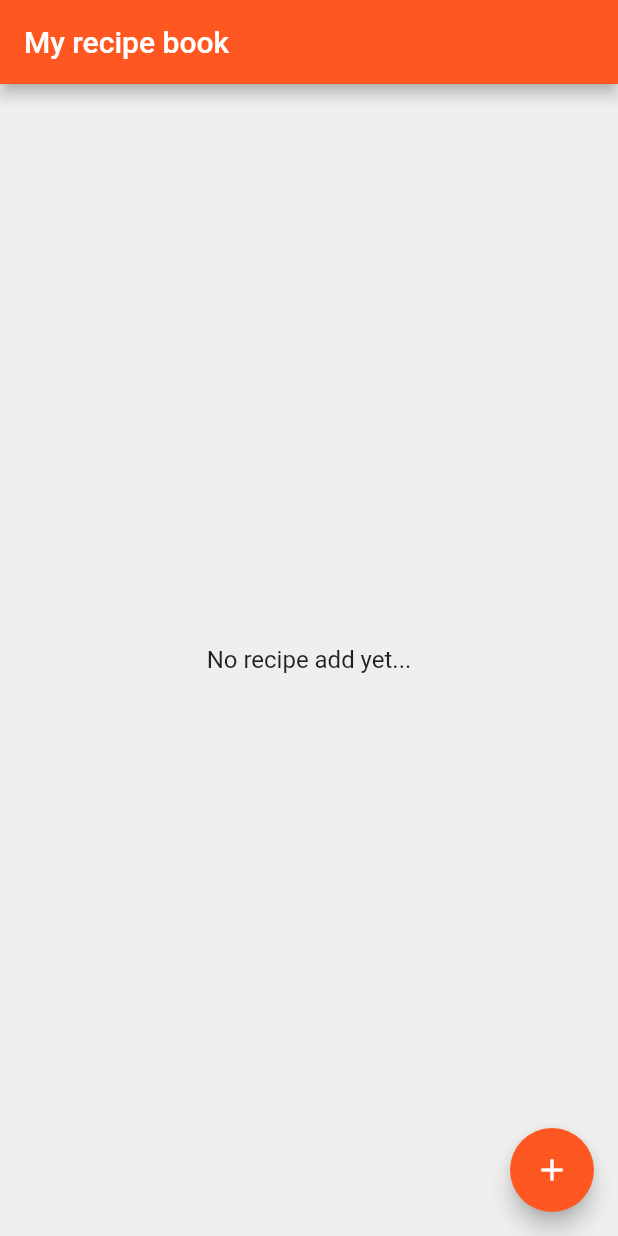
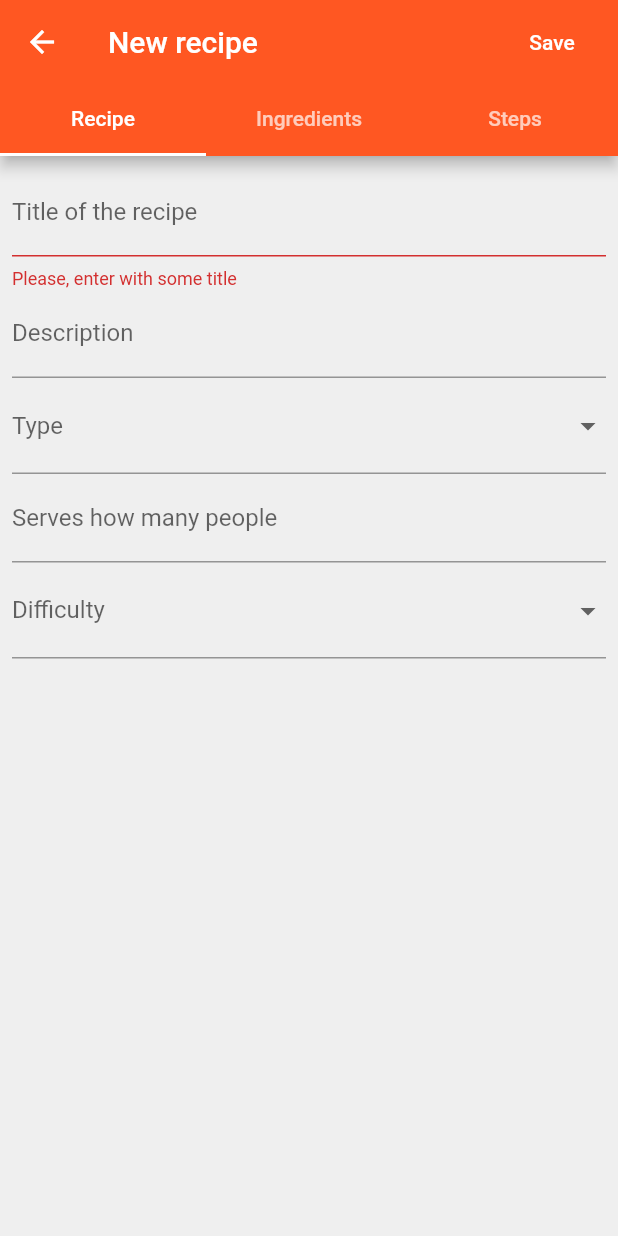
Before and after one commit to aismaniotto/recipe_book_app, a Flutter app: the screen it shows after launch, after a tap on the "add" icon, on a phone screen of 412 x 824 dp. Run offline on Flutter 3.47's test engine with Material 2 defaults, Android fonts, the phone set to English and light mode, and no system bars; our stand-ins replace easy_localization, flutter_mobx, font_awesome_flutter, get_it, mobx, sembast; missing offline and left inert: charcode; generated files the repository leaves out were written again.

Commit message:
Create first part of creation of a recipe.

```diff
--- a/lib/core/IoC/ioc.dart
+++ b/lib/core/IoC/ioc.dart
@@ -9,12 +9,14 @@ import 'package:recipe_book_app/features/recipe/domain/usecases/delete_recipe.da
 import 'package:recipe_book_app/features/recipe/domain/usecases/get_all_recipes.dart';
 import 'package:recipe_book_app/features/recipe/domain/usecases/update_recipe.dart';
 import 'package:recipe_book_app/features/recipe/presentation/stores/filtered_recipes_store.dart';
+import 'package:recipe_book_app/features/recipe/presentation/stores/recipe_store.dart';
 
 final ioc = GetIt.instance;
 
 Future<void> init() async {
   // Store
   ioc.registerLazySingleton(() => FilteredRecipesStore(ioc()));
+  ioc.registerFactory(() => RecipeStore(ioc()));
 
   // Use cases
   ioc.registerLazySingleton(() => AddRecipe(ioc()));
--- a/lib/features/recipe/data/adapters/recipe_adapter.dart
+++ b/lib/features/recipe/data/adapters/recipe_adapter.dart
@@ -10,26 +10,31 @@ class RecipeAdapter extends Adapter<Recipe> {
   @override
   Recipe fromMap(Map<String, dynamic> map) {
     return Recipe(
-      map['id'],
-      map['name'],
-      map['description'],
-      Type.values.firstWhere((e) => e.toString() == map['type']),
-      map['quantityPeopleServide'],
-      Difficulty.values.firstWhere((e) => e.toString() == map['difficulty']),
-      (map['ingredientList'] as List).map((ingredientMap) => ingredientAdapter.fromMap(ingredientMap)).toList(),
-      map['steps'].cast<String>());
+        id: map['id'],
+        title: map['title'],
+        description: map['description'],
+        type: Type.values.firstWhere((e) => e.toString() == map['type']),
+        quantityPeopleServide: map['quantityPeopleServide'],
+        difficulty: Difficulty.values
+            .firstWhere((e) => e.toString() == map['difficulty']),
+        ingredientList: (map['ingredientList'] as List)
+            .map((ingredientMap) => ingredientAdapter.fromMap(ingredientMap))
+            .toList(),
+        steps: map['steps'].cast<String>());
   }
 
   @override
-  Map<String, dynamic> toMap(Recipe recipe){
+  Map<String, dynamic> toMap(Recipe recipe) {
     return {
       'id': recipe.id,
-      'name': recipe.name,
+      'title': recipe.title,
       'description': recipe.description,
       'type': recipe.type.toString(),
       'quantityPeopleServide': recipe.quantityPeopleServide,
       'difficulty': recipe.difficulty.toString(),
-      'ingredientList': recipe.ingredientList.map((ingredient) => ingredientAdapter.toMap(ingredient)).toList(),
+      'ingredientList': recipe.ingredientList
+          .map((ingredient) => ingredientAdapter.toMap(ingredient))
+          .toList(),
       'steps': recipe.steps
     };
   }
--- a/lib/features/recipe/domain/entities/recipe.dart
+++ b/lib/features/recipe/domain/entities/recipe.dart
@@ -5,7 +5,7 @@ enum Difficulty { easy, medium, hard }
 
 class Recipe {
   final String id;
-  final String name;
+  final String title;
   final String description;
   final Type type;
   final int quantityPeopleServide;
@@ -15,12 +15,12 @@ class Recipe {
   //TODO:String picturePath;
 
   Recipe(
-      this.id,
-      this.name,
+      {this.id,
+      this.title,
       this.description,
       this.type,
       this.quantityPeopleServide,
       this.difficulty,
       this.ingredientList,
-      this.steps);
+      this.steps});
 }
--- a/lib/features/recipe/domain/usecases/add_recipe.dart
+++ b/lib/features/recipe/domain/usecases/add_recipe.dart
@@ -1,14 +1,31 @@
+import 'package:recipe_book_app/features/recipe/domain/entities/ingredient.dart';
 import 'package:recipe_book_app/features/recipe/domain/entities/recipe.dart';
 import 'package:recipe_book_app/features/recipe/domain/repositories/recipe_repository.dart';
+import 'package:uuid/uuid.dart';
+import 'package:meta/meta.dart';
 
 class AddRecipe {
   final RecipeRepository repostitory;
 
   AddRecipe(this.repostitory);
 
-  Future<Recipe> call(Recipe recipe) async {
+  Future<Recipe> call(
+      {@required String title,
+      @required String description,
+      @required Type type,
+      @required int quantityPeopleServide,
+      @required Difficulty difficulty,
+      @required List<Ingredient> ingredientList,
+      @required List<String> steps}) async {
     // TODO: check if already exist
-    // TODO: check if name alredy been used
-    return await this.repostitory.addRecipe(recipe);
+    return await this.repostitory.addRecipe(Recipe(
+        id: Uuid().v4(),
+        title: title,
+        description: description,
+        type: type,
+        quantityPeopleServide: quantityPeopleServide,
+        difficulty: difficulty,
+        ingredientList: ingredientList,
+        steps: steps));
   }
 }
--- a/lib/features/recipe/presentation/pages/list_recipes_page.dart
+++ b/lib/features/recipe/presentation/pages/list_recipes_page.dart
@@ -9,6 +9,7 @@ import 'package:recipe_book_app/features/recipe/presentation/widgets/loading_wid
 import 'package:recipe_book_app/features/recipe/presentation/widgets/recipe_tile_widget.dart';
 import 'package:recipe_book_app/core/localization_generated/locale_keys.g.dart';
 
+import 'new_recipe_page.dart';
 import 'show_recipe_page.dart';
 
 class ListRecipesPage extends StatelessWidget {
@@ -53,7 +54,8 @@ class ListRecipesPage extends StatelessWidget {
         ),
         floatingActionButton: FloatingActionButton(
           onPressed: () {
-            //TODO:new recipe page
+            Navigator.push(context,
+                MaterialPageRoute(builder: (context) => NewRecipePage()));
           },
           tooltip: LocaleKeys.add_new_recipe.tr(),
           child: Icon(Icons.add),
--- /dev/null
+++ b/lib/features/recipe/presentation/pages/new_recipe_page.dart
@@ -0,0 +1,57 @@
+import 'package:easy_localization/easy_localization.dart';
+import 'package:recipe_book_app/core/IoC/ioc.dart';
+import 'package:recipe_book_app/core/localization_generated/locale_keys.g.dart';
+import 'package:flutter/material.dart';
+import 'package:recipe_book_app/features/recipe/presentation/widgets/input/recipe_infos_entry_widget.dart';
+import 'package:recipe_book_app/features/recipe/presentation/stores/recipe_store.dart';
+
+class NewRecipePage extends StatelessWidget {
+  final _store = ioc<RecipeStore>();
+  @override
+  Widget build(BuildContext context) {
+    return DefaultTabController(
+      length: 3,
+      child: Scaffold(
+          appBar: AppBar(
+            title: Text(LocaleKeys.new_recipe.tr()),
+            actions: <Widget>[
+              FlatButton(
+                textColor: Colors.white,
+                onPressed: () async {
+                  await _store.saveRecipe();
+                  Navigator.of(context).pop();
+                },
+                child: Text(LocaleKeys.save.tr()),
+                shape:
+                    CircleBorder(side: BorderSide(color: Colors.transparent)),
+              ),
+            ],
+            bottom: TabBar(
+              tabs: [
+                Tab(text: LocaleKeys.recipe.tr()),
+                Tab(text: LocaleKeys.ingredients.tr()),
+                Tab(text: LocaleKeys.steps.tr()),
+              ],
+            ),
+          ),
+          body: TabBarView(
+            children: [
+              SingleChildScrollView(
+                child: Padding(
+                    padding: const EdgeInsets.all(8.0),
+                    child: RecipeInfosEntryWidget(
+                      onTitleChanged: _store.changeTitle,
+                      onDescriptionChanged: _store.changeDescription,
+                      onTypeChanged: _store.changeType,
+                      onQuantityPeopleServideChanged:
+                          _store.changeQuantityPeopleServide,
+                      onDifficultyChanged: _store.changeDifficulty,
+                    )),
+              ),
+              Icon(Icons.restaurant_menu),
+              Icon(Icons.list),
+            ],
+          )),
+    );
+  }
+}
--- a/lib/features/recipe/presentation/pages/show_recipe_page.dart
+++ b/lib/features/recipe/presentation/pages/show_recipe_page.dart
@@ -17,7 +17,7 @@ class ShowRecipePage extends StatelessWidget {
     var columnWidgets = List<Widget>();
 
     columnWidgets.add(RecipeHeaderWidget(
-      name: recipe.name,
+      name: recipe.title,
       description: recipe.description,
       type: recipe.type,
       qtdPeopleServide: recipe.quantityPeopleServide,
@@ -30,7 +30,7 @@ class ShowRecipePage extends StatelessWidget {
 
     return Scaffold(
       appBar: AppBar(
-        title: Text(recipe.name),
+        title: Text(recipe.title),
         actions: <Widget>[
           IconButton(
             icon: Icon(Icons.edit),
--- a/lib/features/recipe/presentation/stores/filtered_recipes_store.dart
+++ b/lib/features/recipe/presentation/stores/filtered_recipes_store.dart
@@ -6,8 +6,7 @@ part 'filtered_recipes_store.g.dart';
 
 class FilteredRecipesStore extends _FilteredRecipesStore
     with _$FilteredRecipesStore {
-  FilteredRecipesStore(GetAllRecipes getAllRecipes)
-      : super(getAllRecipes);
+  FilteredRecipesStore(GetAllRecipes getAllRecipes) : super(getAllRecipes);
 }
 
 abstract class _FilteredRecipesStore with Store {
--- /dev/null
+++ b/lib/features/recipe/presentation/stores/recipe_store.dart
@@ -0,0 +1,60 @@
+import 'package:mobx/mobx.dart';
+import 'package:recipe_book_app/features/recipe/domain/entities/ingredient.dart';
+import 'package:recipe_book_app/features/recipe/domain/entities/recipe.dart';
+import 'package:recipe_book_app/features/recipe/domain/usecases/add_recipe.dart';
+
+part 'recipe_store.g.dart';
+
+class RecipeStore extends _RecipeStore with _$RecipeStore {
+  RecipeStore(AddRecipe addRecipe) : super(addRecipe);
+}
+
+abstract class _RecipeStore with Store {
+  final AddRecipe _addRecipe;
+
+  @observable
+  String title = '';
+  @action
+  changeTitle(String newTitle) => title = newTitle;
+
+  @observable
+  String description;
+  @action
+  changeDescription(String newDescription) => description = newDescription;
+
+  @observable
+  Type type;
+  @action
+  changeType(Type newType) => type = newType;
+
+  @observable
+  int quantityPeopleServide;
+  @action
+  changeQuantityPeopleServide(int newQuantityPeopleServide) =>
+      quantityPeopleServide = newQuantityPeopleServide;
+
+  @observable
+  Difficulty difficulty;
+  changeDifficulty(Difficulty newDifficulty) => difficulty = newDifficulty;
+
+  @observable
+  List<Ingredient> ingredientList = List<Ingredient>();
+
+  @observable
+  List<String> steps = List<String>();
+
+  _RecipeStore(this._addRecipe);
+
+  @action
+  saveRecipe() async {
+    if (title.isEmpty || type == null || difficulty == null) return;
+    _addRecipe(
+        title: title,
+        description: description,
+        type: type,
+        quantityPeopleServide: quantityPeopleServide,
+        difficulty: difficulty,
+        ingredientList: ingredientList,
+        steps: steps);
+  }
+}
--- /dev/null
+++ b/lib/features/recipe/presentation/widgets/input/recipe_infos_entry_widget.dart
@@ -0,0 +1,92 @@
+import 'package:flutter/material.dart';
+import 'package:flutter/services.dart';
+import 'package:recipe_book_app/core/utils/enum_to_string.dart';
+import 'package:recipe_book_app/features/recipe/domain/entities/recipe.dart';
+import 'package:easy_localization/easy_localization.dart';
+import 'package:recipe_book_app/core/localization_generated/locale_keys.g.dart';
+
+class RecipeInfosEntryWidget extends StatelessWidget {
+  final ValueChanged<String> onTitleChanged;
+  final ValueChanged<String> onDescriptionChanged;
+  final ValueChanged<Type> onTypeChanged;
+  final ValueChanged<int> onQuantityPeopleServideChanged;
+  final ValueChanged<Difficulty> onDifficultyChanged;
+
+  const RecipeInfosEntryWidget(
+      {Key key,
+      @required this.onTitleChanged,
+      @required this.onDescriptionChanged,
+      @required this.onTypeChanged,
+      @required this.onQuantityPeopleServideChanged,
+      @required this.onDifficultyChanged})
+      : super(key: key);
+
+  @override
+  Widget build(BuildContext context) {
+    return Wrap(
+      children: <Widget>[
+        TextFormField(
+            decoration:
+                InputDecoration(labelText: LocaleKeys.recipe_title.tr()),
+            onChanged: onTitleChanged,
+            autovalidate: true,
+            validator: (value) =>
+                value.isEmpty ? LocaleKeys.title_required.tr() : null),
+        TextFormField(
+          decoration: InputDecoration(labelText: LocaleKeys.description.tr()),
+          keyboardType: TextInputType.multiline,
+          maxLines: null,
+          onChanged: onDescriptionChanged,
+        ),
+        DropdownButtonFormField(
+            decoration: InputDecoration(labelText: LocaleKeys.type.tr()),
+            onChanged: onTypeChanged,
+            autovalidate: true,
+            validator: (value) =>
+                value == null ? LocaleKeys.type_required.tr() : null,
+            items: <Type>[
+              Type.breakfast,
+              Type.meal,
+              Type.side,
+              Type.snack,
+              Type.drink,
+              Type.dessert,
+              Type.other
+            ].map<DropdownMenuItem<Type>>((Type value) {
+              return DropdownMenuItem<Type>(
+                value: value,
+                child: Text(EnumToString.recipeTypeToString(value)),
+              );
+            }).toList(),
+            onTap: () => {FocusScope.of(context).unfocus()}),
+        TextFormField(
+            onChanged: (String value) =>
+                onQuantityPeopleServideChanged(int.parse(value)),
+            decoration:
+                InputDecoration(labelText: LocaleKeys.peoples_serves.tr()),
+            keyboardType: TextInputType.number,
+            inputFormatters: <TextInputFormatter>[
+              WhitelistingTextInputFormatter.digitsOnly
+            ]),
+        DropdownButtonFormField(
+            decoration:
+                InputDecoration(labelText: LocaleKeys.difficulty_level.tr()),
+            onChanged: onDifficultyChanged,
+            autovalidate: true,
+            validator: (value) =>
+                value == null ? LocaleKeys.difficulty_required.tr() : null,
+            items: <Difficulty>[
+              Difficulty.easy,
+              Difficulty.medium,
+              Difficulty.hard
+            ].map<DropdownMenuItem<Difficulty>>((Difficulty value) {
+              return DropdownMenuItem<Difficulty>(
+                value: value,
+                child: Text(EnumToString.difficultyToString(value)),
+              );
+            }).toList(),
+            onTap: () => {FocusScope.of(context).unfocus()}),
+      ],
+    );
+  }
+}
--- a/lib/features/recipe/presentation/widgets/recipe_header_widget.dart
+++ b/lib/features/recipe/presentation/widgets/recipe_header_widget.dart
@@ -42,7 +42,7 @@ class RecipeHeaderWidget extends StatelessWidget {
             style: DefaultTextStyle.of(context).style,
             children: <TextSpan>[
               TextSpan(
-                  text: LocaleKeys.type_.tr(),
+                  text: LocaleKeys.type.tr() + ": ",
                   style: TextStyle(fontWeight: FontWeight.bold)),
               TextSpan(text: EnumToString.recipeTypeToString(type)),
             ],
@@ -55,7 +55,7 @@ class RecipeHeaderWidget extends StatelessWidget {
             style: DefaultTextStyle.of(context).style,
             children: <TextSpan>[
               TextSpan(
-                  text: LocaleKeys.serve_.tr(),
+                  text: LocaleKeys.serve.tr() + ": ",
                   style: TextStyle(fontWeight: FontWeight.bold)),
               // TextSpan(text: '$qtdPeopleServide people'),
               (qtdPeopleServide > 1)
@@ -75,7 +75,7 @@ class RecipeHeaderWidget extends StatelessWidget {
             style: DefaultTextStyle.of(context).style,
             children: <TextSpan>[
               TextSpan(
-                  text: LocaleKeys.difficulty_.tr(),
+                  text: LocaleKeys.difficulty_level.tr() + ": ",
                   style: TextStyle(fontWeight: FontWeight.bold)),
               TextSpan(text: EnumToString.difficultyToString(difficulty)),
             ],
@@ -88,7 +88,7 @@ class RecipeHeaderWidget extends StatelessWidget {
             style: DefaultTextStyle.of(context).style,
             children: <TextSpan>[
               TextSpan(
-                  text: LocaleKeys.description_.tr(),
+                  text: LocaleKeys.description.tr() + ": ",
                   style: TextStyle(fontWeight: FontWeight.bold)),
               TextSpan(text: description),
             ],
--- a/lib/features/recipe/presentation/widgets/recipe_tile_widget.dart
+++ b/lib/features/recipe/presentation/widgets/recipe_tile_widget.dart
@@ -13,13 +13,19 @@ class RecipeTileWidget extends StatelessWidget {
     return Card(
         child: ListTile(
       leading: getIconType(recipe.type),
-      title: Text(recipe.name),
-      subtitle: Text(recipe.description),
+      title: Text(recipe.title),
+      subtitle: Text(
+        recipe?.description,
+        maxLines: 3,
+        overflow: TextOverflow.fade,
+      ),
       trailing: Column(
           mainAxisAlignment: MainAxisAlignment.center,
           crossAxisAlignment: CrossAxisAlignment.center,
           children: <Widget>[
-            Text('x${recipe.quantityPeopleServide}'),
+            recipe.quantityPeopleServide != null
+                ? Text('x${recipe.quantityPeopleServide}')
+                : Text(''),
             getIconDifficulty(recipe.difficulty)
           ]),
       onTap: onTap,
--- a/pubspec.yaml
+++ b/pubspec.yaml
@@ -14,13 +14,14 @@ description: A recipe book app project.
 version: 1.0.0+1
 
 environment:
-  sdk: ">=2.1.0 <3.0.0"
+  sdk: ">=2.2.0 <3.0.0"
 
 dependencies:
   flutter:
     sdk: flutter
   easy_localization: ^2.3.2
   path_provider: ^1.5.1
+  uuid: 2.0.4
   sembast: ^2.1.2+2
   mobx: ^1.2.1
   flutter_mobx: ^1.1.0
```
Also changed, not shown: assets/lang/en.json (+29 -11 lines), assets/lang/pt.json (+28 -10 lines), lib/core/localization_generated/codegen_loader.g.dart, lib/core/localization_generated/locale_keys.g.dart, lib/features/recipe/presentation/stores/recipe_store.g.dart (added), pubspec.lock, 1 other file.
